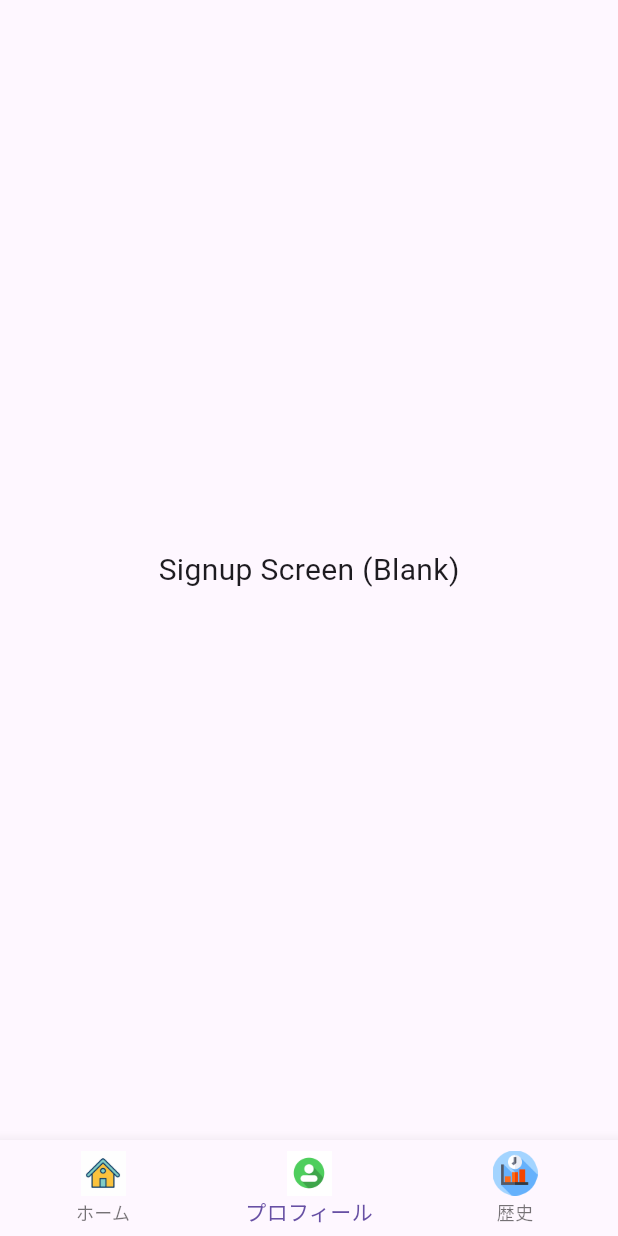
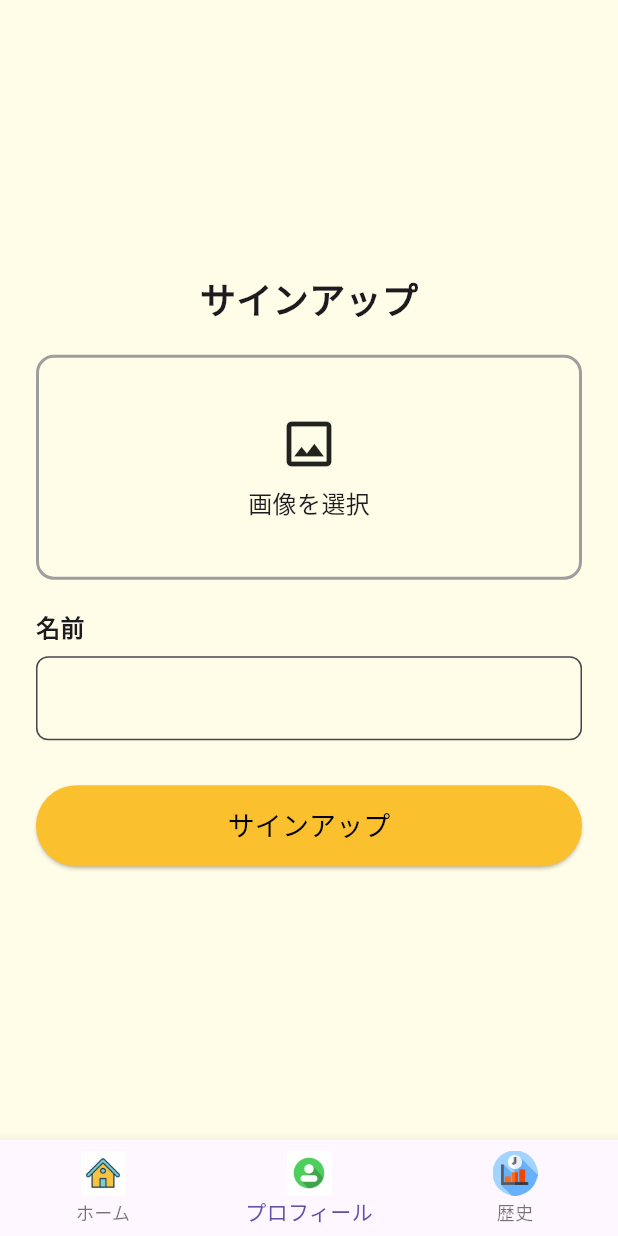
Before and after one commit to EiPhyuHtun/ojtpj, a Flutter app: the ExamDetailScreen screen opened directly with empty values, item 2 of the bottom bar chosen, on a phone screen of 412 x 824 dp. Run offline on Flutter 3.47's test engine with Material 3 defaults, Android fonts, the phone set to English and light mode, and no system bars; our stand-ins replace image_picker.

Commit message:
サインアップ画面＿修正

```diff
--- a/lib/exam_detail.dart
+++ b/lib/exam_detail.dart
@@ -1,4 +1,6 @@
 import 'package:flutter/material.dart';
+import 'signup.dart';
+import 'history.dart';
 
 class ExamDetailScreen extends StatefulWidget {
   final String year;
@@ -194,25 +196,3 @@ class _ExamTypeBox extends StatelessWidget {
     );
   }
 }
-
-class SignupScreen extends StatelessWidget {
-  const SignupScreen({super.key});
-
-  @override
-  Widget build(BuildContext context) {
-    return const Center(
-      child: Text('Signup Screen (Blank)', style: TextStyle(fontSize: 20)),
-    );
-  }
-}
-
-class HistoryScreen extends StatelessWidget {
-  const HistoryScreen({super.key});
-
-  @override
-  Widget build(BuildContext context) {
-    return const Center(
-      child: Text('History Screen (Blank)', style: TextStyle(fontSize: 20)),
-    );
-  }
-}
--- /dev/null
+++ b/lib/history.dart
@@ -0,0 +1,12 @@
+import 'package:flutter/material.dart';
+
+class HistoryScreen extends StatelessWidget {
+  const HistoryScreen({super.key});
+
+  @override
+  Widget build(BuildContext context) {
+    return const Center(
+      child: Text('History Screen (Blank)', style: TextStyle(fontSize: 20)),
+    );
+  }
+}
--- /dev/null
+++ b/lib/signup.dart
@@ -0,0 +1,130 @@
+import 'dart:typed_data';
+import 'package:flutter/material.dart';
+import 'package:image_picker/image_picker.dart';
+
+class SignupScreen extends StatefulWidget {
+  const SignupScreen({Key? key}) : super(key: key);
+
+  @override
+  State<SignupScreen> createState() => _SignupScreenState();
+}
+
+class _SignupScreenState extends State<SignupScreen> {
+  final TextEditingController _nameController = TextEditingController();
+  Uint8List? _imageBytes;
+  String? _imagePath;
+
+  Future<void> _pickImage() async {
+    final picker = ImagePicker();
+    final pickedFile = await picker.pickImage(source: ImageSource.gallery);
+    if (pickedFile != null) {
+      final bytes = await pickedFile.readAsBytes();
+      setState(() {
+        _imageBytes = bytes;
+        _imagePath = pickedFile.name;
+      });
+    }
+  }
+
+  void _signUp() {
+    final name = _nameController.text;
+
+    if (name.isEmpty || _imageBytes == null) {
+      ScaffoldMessenger.of(context).showSnackBar(
+        const SnackBar(content: Text("全ての情報を入力してください")),
+      );
+      return;
+    }
+
+    ScaffoldMessenger.of(context).showSnackBar(
+      const SnackBar(content: Text("サインアップ完了しました")),
+    );
+
+    setState(() {
+      _nameController.clear();
+      _imageBytes = null;
+      _imagePath = null;
+    });
+  }
+
+  @override
+  Widget build(BuildContext context) {
+    return Scaffold(
+      backgroundColor: const Color(0xFFFFFDE7),
+      body: Padding(
+        padding: const EdgeInsets.all(24),
+        child: Column(
+          mainAxisAlignment: MainAxisAlignment.center,
+          children: [
+            const Text('サインアップ',
+                style: TextStyle(fontSize: 24, fontWeight: FontWeight.bold)),
+            const SizedBox(height: 20),
+
+            // Image Picker
+            GestureDetector(
+              onTap: _pickImage,
+              child: Container(
+                height: 150,
+                width: double.infinity,
+                decoration: BoxDecoration(
+                  border: Border.all(color: Colors.grey, width: 2),
+                  borderRadius: BorderRadius.circular(12),
+                ),
+                alignment: Alignment.center,
+                child: _imageBytes == null
+                    ? const Column(
+                        mainAxisAlignment: MainAxisAlignment.center,
+                        children: [
+                          Icon(Icons.image_outlined, size: 40),
+                          SizedBox(height: 8),
+                          Text('画像を選択', style: TextStyle(fontSize: 16)),
+                        ],
+                      )
+                    : ClipRRect(
+                        borderRadius: BorderRadius.circular(8),
+                        child: Image.memory(
+                          _imageBytes!,
+                          width: double.infinity,
+                          height: 150,
+                          fit: BoxFit.cover,
+                        ),
+                      ),
+              ),
+            ),
+
+            const SizedBox(height: 20),
+            const Align(
+              alignment: Alignment.centerLeft,
+              child: Text('名前',
+                  style: TextStyle(fontWeight: FontWeight.bold, fontSize: 16)),
+            ),
+            const SizedBox(height: 8),
+            TextField(
+              controller: _nameController,
+              decoration: InputDecoration(
+                filled: true,
+                fillColor: Colors.yellow.shade50,
+                border: OutlineInputBorder(
+                  borderRadius: BorderRadius.circular(8),
+                ),
+              ),
+            ),
+            const SizedBox(height: 30),
+            SizedBox(
+              width: double.infinity,
+              child: ElevatedButton(
+                onPressed: _signUp,
+                style: ElevatedButton.styleFrom(
+                  backgroundColor: Colors.yellow[700],
+                  padding: const EdgeInsets.symmetric(vertical: 14),
+                ),
+                child: const Text('サインアップ',
+                    style: TextStyle(color: Colors.black, fontSize: 18)),
+              ),
+            )
+          ],
+        ),
+      ),
+    );
+  }
+}
```
